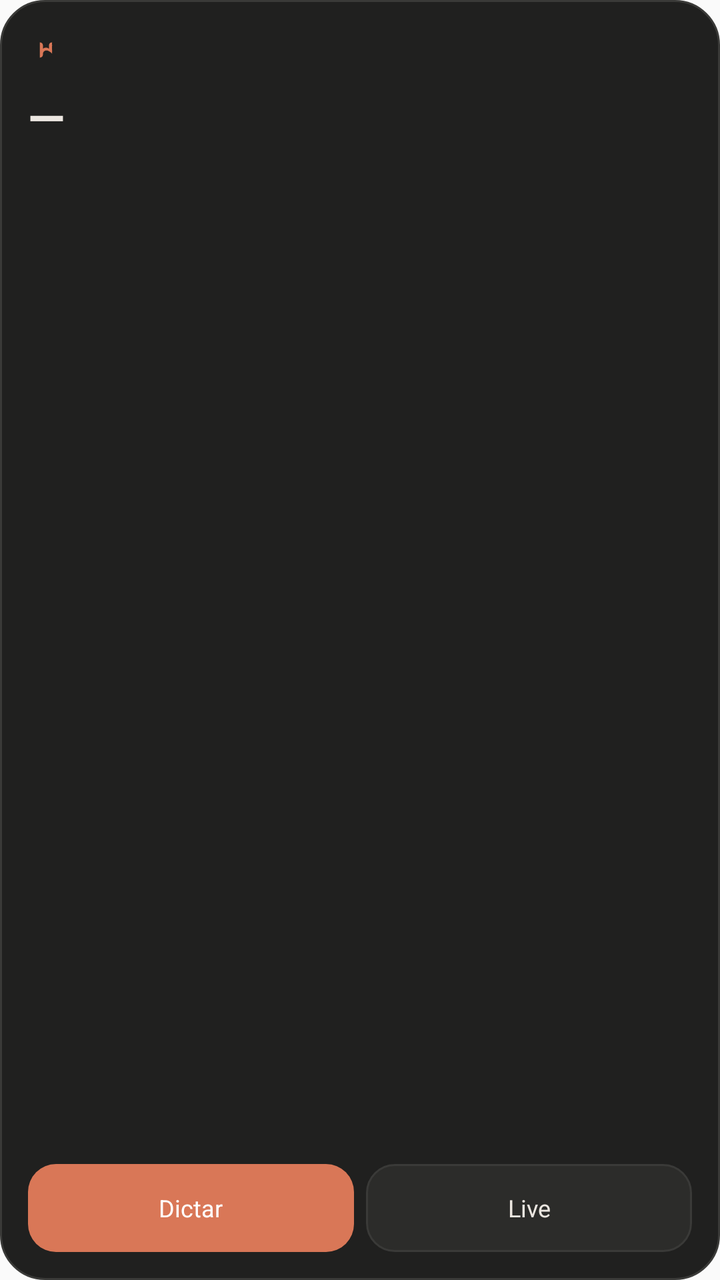
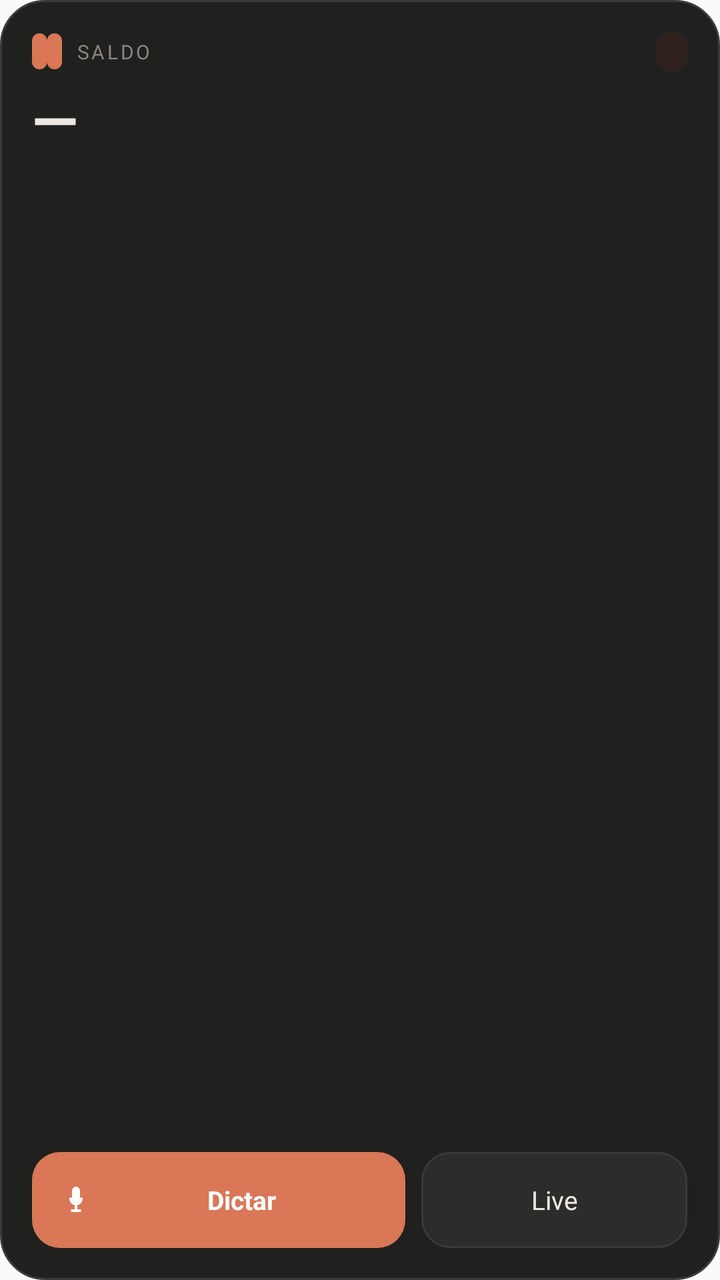

An Android layout rendered at two revisions. The XML below is the earlier revision; the diff shows what the commit changed to produce the second picture.
<!-- AndroidManifest.xml: application theme AppTheme -->
<!-- res/layout/widget_hera.xml -->
<?xml version="1.0" encoding="utf-8"?>
<LinearLayout xmlns:android="http://schemas.android.com/apk/res/android"
    android:id="@+id/widget_cuerpo"
    android:layout_width="match_parent"
    android:layout_height="match_parent"
    android:orientation="vertical"
    android:background="@drawable/widget_fondo"
    android:padding="14dp">

    <LinearLayout
        android:layout_width="match_parent"
        android:layout_height="wrap_content"
        android:orientation="horizontal"
        android:gravity="center_vertical">

        <ImageView
            android:layout_width="18dp"
            android:layout_height="22dp"
            android:src="@drawable/ic_launcher_foreground"
            android:contentDescription="HeraWallet" />

        <TextView
            android:id="@+id/widget_racha"
            android:layout_width="0dp"
            android:layout_height="wrap_content"
            android:layout_weight="1"
            android:gravity="end"
            android:textColor="#D97757"
            android:textSize="11sp"
            android:text="" />
    </LinearLayout>

    <TextView
        android:id="@+id/widget_saldo"
        android:layout_width="match_parent"
        android:layout_height="wrap_content"
        android:layout_marginTop="6dp"
        android:textColor="#ECE7E1"
        android:textSize="24sp"
        android:textStyle="bold"
        android:maxLines="1"
        android:ellipsize="end"
        android:text="—" />

    <TextView
        android:id="@+id/widget_detalle"
        android:layout_width="match_parent"
        android:layout_height="wrap_content"
        android:textColor="#B4AEA8"
        android:textSize="11sp"
        android:maxLines="1"
        android:ellipsize="end"
        android:text="" />

    <LinearLayout
        android:layout_width="match_parent"
        android:layout_height="0dp"
        android:layout_weight="1"
        android:layout_marginTop="10dp"
        android:orientation="horizontal"
        android:gravity="bottom">

        <TextView
            android:id="@+id/widget_dictar"
            android:layout_width="0dp"
            android:layout_height="44dp"
            android:layout_weight="1"
            android:layout_marginEnd="6dp"
            android:background="@drawable/widget_boton_principal"
            android:gravity="center"
            android:textColor="#FFFFFF"
            android:textSize="12sp"
            android:text="Dictar" />

        <TextView
            android:id="@+id/widget_live"
            android:layout_width="0dp"
            android:layout_height="44dp"
            android:layout_weight="1"
            android:background="@drawable/widget_boton"
            android:gravity="center"
            android:textColor="#ECE7E1"
            android:textSize="12sp"
            android:text="Live" />
    </LinearLayout>
</LinearLayout>
<!-- resources referenced by this layout -->
<resources>
  <!-- drawable ic_launcher_foreground: vector/xml drawable (drawable, 5919 chars, omitted) -->
  <!-- drawable widget_boton (drawable) -->
  <?xml version="1.0" encoding="utf-8"?>
  <shape xmlns:android="http://schemas.android.com/apk/res/android" android:shape="rectangle">
      <solid android:color="#2C2C2A" />
      <corners android:radius="14dp" />
      <stroke android:width="1dp" android:color="#3A3A38" />
  </shape>
  <!-- drawable widget_boton_principal (drawable) -->
  <?xml version="1.0" encoding="utf-8"?>
  <shape xmlns:android="http://schemas.android.com/apk/res/android" android:shape="rectangle">
      <solid android:color="#D97757" />
      <corners android:radius="14dp" />
  </shape>
  <!-- drawable widget_fondo (drawable) -->
  <?xml version="1.0" encoding="utf-8"?>
  <shape xmlns:android="http://schemas.android.com/apk/res/android" android:shape="rectangle">
      <solid android:color="#20201F" />
      <corners android:radius="22dp" />
      <stroke android:width="1dp" android:color="#3A3A38" />
  </shape>
  <style name="AppTheme" parent="Theme.AppCompat.Light.DarkActionBar">
          
          <item name="colorPrimary">@color/colorPrimary</item>
          <item name="colorPrimaryDark">@color/colorPrimaryDark</item>
          <item name="colorAccent">@color/colorAccent</item>
      </style>
</resources>

<!-- the commit's change to res/layout/widget_hera.xml (unified diff, before → after) -->
@@ -5,8 +5,9 @@
     android:layout_height="match_parent"
     android:orientation="vertical"
     android:background="@drawable/widget_fondo"
-    android:padding="14dp">
+    android:padding="16dp">
 
+    
     <LinearLayout
         android:layout_width="match_parent"
         android:layout_height="wrap_content"
@@ -14,19 +15,31 @@
         android:gravity="center_vertical">
 
         <ImageView
-            android:layout_width="18dp"
-            android:layout_height="22dp"
-            android:src="@drawable/ic_launcher_foreground"
+            android:layout_width="15dp"
+            android:layout_height="18dp"
+            android:src="@drawable/widget_marca"
             android:contentDescription="HeraWallet" />
 
         <TextView
-            android:id="@+id/widget_racha"
             android:layout_width="0dp"
             android:layout_height="wrap_content"
             android:layout_weight="1"
-            android:gravity="end"
+            android:layout_marginStart="7dp"
+            android:textColor="#8B857E"
+            android:textSize="10sp"
+            android:letterSpacing="0.12"
+            android:text="SALDO" />
+
+        <TextView
+            android:id="@+id/widget_racha"
+            android:layout_width="wrap_content"
+            android:layout_height="wrap_content"
+            android:background="@drawable/widget_pastilla"
+            android:paddingHorizontal="8dp"
+            android:paddingVertical="3dp"
             android:textColor="#D97757"
-            android:textSize="11sp"
+            android:textSize="10sp"
+            android:textStyle="bold"
             android:text="" />
     </LinearLayout>
 
@@ -34,53 +47,61 @@
         android:id="@+id/widget_saldo"
         android:layout_width="match_parent"
         android:layout_height="wrap_content"
-        android:layout_marginTop="6dp"
+        android:layout_marginTop="8dp"
         android:textColor="#ECE7E1"
-        android:textSize="24sp"
+        android:textSize="30sp"
         android:textStyle="bold"
         android:maxLines="1"
         android:ellipsize="end"
+        android:includeFontPadding="false"
         android:text="—" />
 
     <TextView
         android:id="@+id/widget_detalle"
         android:layout_width="match_parent"
         android:layout_height="wrap_content"
+        android:layout_marginTop="3dp"
         android:textColor="#B4AEA8"
-        android:textSize="11sp"
+        android:textSize="12sp"
         android:maxLines="1"
         android:ellipsize="end"
         android:text="" />
 
+    
     <LinearLayout
         android:layout_width="match_parent"
         android:layout_height="0dp"
         android:layout_weight="1"
-        android:layout_marginTop="10dp"
+        android:layout_marginTop="12dp"
         android:orientation="horizontal"
         android:gravity="bottom">
 
         <TextView
             android:id="@+id/widget_dictar"
             android:layout_width="0dp"
-            android:layout_height="44dp"
-            android:layout_weight="1"
-            android:layout_marginEnd="6dp"
+            android:layout_height="48dp"
+            android:layout_weight="1.4"
+            android:layout_marginEnd="8dp"
             android:background="@drawable/widget_boton_principal"
             android:gravity="center"
             android:textColor="#FFFFFF"
-            android:textSize="12sp"
+            android:textSize="13sp"
+            android:textStyle="bold"
+            android:drawableStart="@drawable/widget_ic_micro"
+            android:drawablePadding="7dp"
+            android:paddingStart="14dp"
+            android:paddingEnd="14dp"
             android:text="Dictar" />
 
         <TextView
             android:id="@+id/widget_live"
             android:layout_width="0dp"
-            android:layout_height="44dp"
+            android:layout_height="48dp"
             android:layout_weight="1"
             android:background="@drawable/widget_boton"
             android:gravity="center"
             android:textColor="#ECE7E1"
-            android:textSize="12sp"
+            android:textSize="13sp"
             android:text="Live" />
     </LinearLayout>
 </LinearLayout>
<!-- resource entries referenced after the edit -->
@@ -1,6 +1,5 @@
 <!-- resources referenced by this layout -->
 <resources>
-  <!-- drawable ic_launcher_foreground: vector/xml drawable (drawable, 5919 chars, omitted) -->
   <!-- drawable widget_boton (drawable) -->
   <?xml version="1.0" encoding="utf-8"?>
   <shape xmlns:android="http://schemas.android.com/apk/res/android" android:shape="rectangle">
@@ -21,6 +20,37 @@
       <corners android:radius="22dp" />
       <stroke android:width="1dp" android:color="#3A3A38" />
   </shape>
+  <!-- drawable widget_ic_micro (drawable) -->
+  <?xml version="1.0" encoding="utf-8"?>
+  <vector xmlns:android="http://schemas.android.com/apk/res/android"
+      android:width="16dp"
+      android:height="16dp"
+      android:viewportWidth="24"
+      android:viewportHeight="24">
+      <path
+          android:fillColor="#FFFFFF"
+          android:pathData="M12,14a3,3 0 0 0 3,-3V5a3,3 0 0 0 -6,0v6a3,3 0 0 0 3,3z" />
+      <path
+          android:fillColor="#FFFFFF"
+          android:pathData="M17,11a1,1 0 0 0 -2,0a3,3 0 0 1 -6,0a1,1 0 0 0 -2,0a5,5 0 0 0 4,4.9V19h-2a1,1 0 0 0 0,2h6a1,1 0 0 0 0,-2h-2v-3.1A5,5 0 0 0 17,11z" />
+  </vector>
+  <!-- drawable widget_marca (drawable) -->
+  <?xml version="1.0" encoding="utf-8"?>
+  <vector xmlns:android="http://schemas.android.com/apk/res/android"
+      android:width="15dp"
+      android:height="18dp"
+      android:viewportWidth="44"
+      android:viewportHeight="54">
+      <path
+          android:fillColor="#D97757"
+          android:pathData="M0,11a11,11 0 0 1 11,-11a11,11 0 0 1 11,11v32a11,11 0 0 0 11,11a11,11 0 0 0 11,-11v-32a11,11 0 0 0 -11,-11a11,11 0 0 0 -11,11v32a11,11 0 0 1 -11,11a11,11 0 0 1 -11,-11z" />
+  </vector>
+  <!-- drawable widget_pastilla (drawable) -->
+  <?xml version="1.0" encoding="utf-8"?>
+  <shape xmlns:android="http://schemas.android.com/apk/res/android" android:shape="rectangle">
+      <solid android:color="#2E211C" />
+      <corners android:radius="99dp" />
+  </shape>
   <style name="AppTheme" parent="Theme.AppCompat.Light.DarkActionBar">
           
           <item name="colorPrimary">@color/colorPrimary</item>
